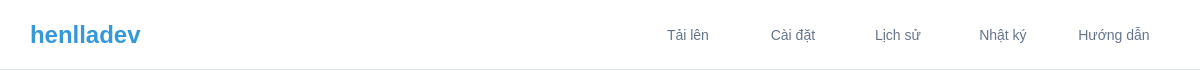
Qt form src/ui/qt_designer/main_tab/header.ui (henrylenguyen/telegram-video-uploader) before a commit.
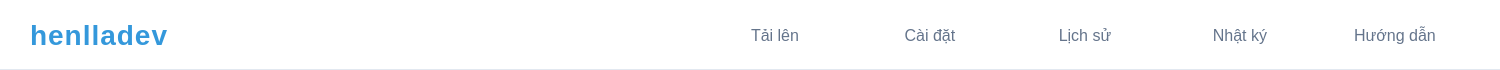
The same form after that commit.

Commit message: Refactor font sizes and background colors in UI files

The edit to the form file:
```diff
--- a/src/ui/qt_designer/main_tab/header.ui
+++ b/src/ui/qt_designer/main_tab/header.ui
@@ -6,7 +6,7 @@
    <rect>
     <x>0</x>
     <y>0</y>
-    <width>1200</width>
+    <width>1500</width>
     <height>70</height>
    </rect>
   </property>
@@ -32,9 +32,12 @@
 }
 
 QLabel#logoLabel {
-    font-size: 24px;
+    font-size: 28px;
     font-weight: bold;
     color: #3498DB;
+    background-color: transparent;
+    letter-spacing: 1px;
+    text-transform: uppercase;
 }
 
 QTabWidget::pane {
@@ -46,8 +49,8 @@
 QTabBar::tab {
     background-color: transparent;
     color: #64748B;
-    padding: 15px 30px;
-    font-size: 14px;
+    padding: 20px;
+    font-size: 16px;
     border: none;
     min-width: 100px;
 }
@@ -55,7 +58,7 @@
 QTabBar::tab:selected {
     color: #3498DB;
     border-bottom: 3px solid #3498DB;
-    background-color: #EBF5FB;
+    background-color: transparent;
     font-weight: bold;
 }
 
@@ -90,12 +93,12 @@
    <item>
     <spacer name="horizontalSpacer">
      <property name="orientation">
-      <enum>Qt::Orientation::Horizontal</enum>
+      <enum>Horizontal</enum>
      </property>
      <property name="sizeHint" stdset="0">
       <size>
-       <width>40</width>
-       <height>20</height>
+       <width>70</width>
+       <height>70</height>
       </size>
      </property>
     </spacer>
@@ -109,7 +112,7 @@
     border: none;
     border-radius: 0px;
     padding: 10px 20px;
-    font-size: 14px;
+    font-size: 16px;
     text-align: center;
 }
 
@@ -118,9 +121,10 @@
     background-color: #D6EAF8;
 }
 QPushButton:checked {
-    color: #2196F3;
-    border-bottom: 2px solid #2196F3;
-	background-color: #D6EAF8;
+    color: #3498DB;
+    border-bottom: 3px solid #3498DB;
+	background-color: #EBF5FB;
+    font-weight: bold;
 }</string>
      </property>
      <layout class="QHBoxLayout" name="tabsLayout">
@@ -143,8 +147,8 @@
        <widget class="QPushButton" name="uploadTabButton">
         <property name="minimumSize">
          <size>
-          <width>100</width>
-          <height>40</height>
+          <width>150</width>
+          <height>70</height>
          </size>
         </property>
         <property name="styleSheet">
@@ -162,8 +166,8 @@
        <widget class="QPushButton" name="settingsTabButton">
         <property name="minimumSize">
          <size>
-          <width>100</width>
-          <height>40</height>
+          <width>150</width>
+          <height>70</height>
          </size>
         </property>
         <property name="styleSheet">
@@ -181,8 +185,8 @@
        <widget class="QPushButton" name="historyTabButton">
         <property name="minimumSize">
          <size>
-          <width>100</width>
-          <height>40</height>
+          <width>150</width>
+          <height>70</height>
          </size>
         </property>
         <property name="styleSheet">
@@ -200,8 +204,8 @@
        <widget class="QPushButton" name="journalTabButton">
         <property name="minimumSize">
          <size>
-          <width>100</width>
-          <height>40</height>
+          <width>150</width>
+          <height>70</height>
          </size>
         </property>
         <property name="styleSheet">
@@ -219,8 +223,8 @@
        <widget class="QPushButton" name="helpTabButton">
         <property name="minimumSize">
          <size>
-          <width>100</width>
-          <height>40</height>
+          <width>150</width>
+          <height>70</height>
          </size>
         </property>
         <property name="styleSheet">
```
Left out of the diff: 2 changed lines with no effect on the pictures. The commit also changes 18 other files.
